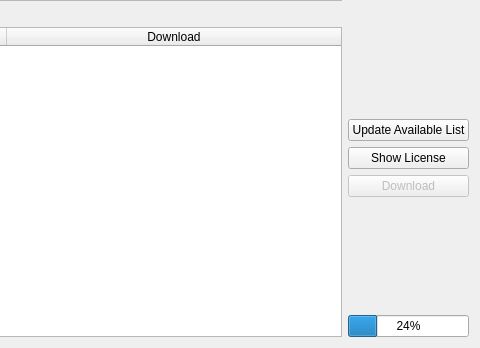
scribusproject/scribus, file scribus/ui/resourcemanagerbase.ui: the form before one commit; both pictures show x 305 to 785 and y 368 to 716 of the 785 by 716 pixel window.
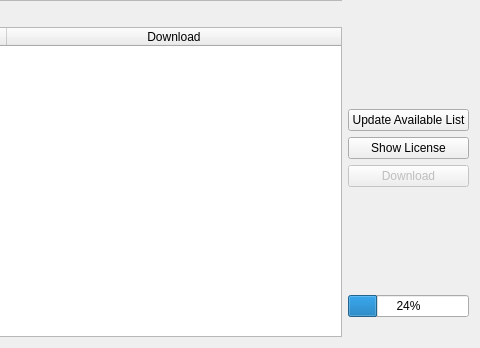
The form after the commit.

Diff of the .ui file:
```diff
--- a/scribus/ui/resourcemanagerbase.ui
+++ b/scribus/ui/resourcemanagerbase.ui
@@ -265,15 +265,21 @@
         </spacer>
        </item>
        <item>
-        <layout class="QHBoxLayout" name="horizontalLayout_2">
-         <item>
           <widget class="QProgressBar" name="downloadProgressBar">
            <property name="value">
             <number>24</number>
            </property>
           </widget>
          </item>
-        </layout>
+       <item>
+        <widget class="QLabel" name="dataReceivedLabel">
+         <property name="text">
+          <string notr="true"/>
+         </property>
+         <property name="alignment">
+          <set>Qt::AlignCenter</set>
+         </property>
+        </widget>
        </item>
       </layout>
      </item>
```
Lines whose indentation alone changed are shown as unchanged.
